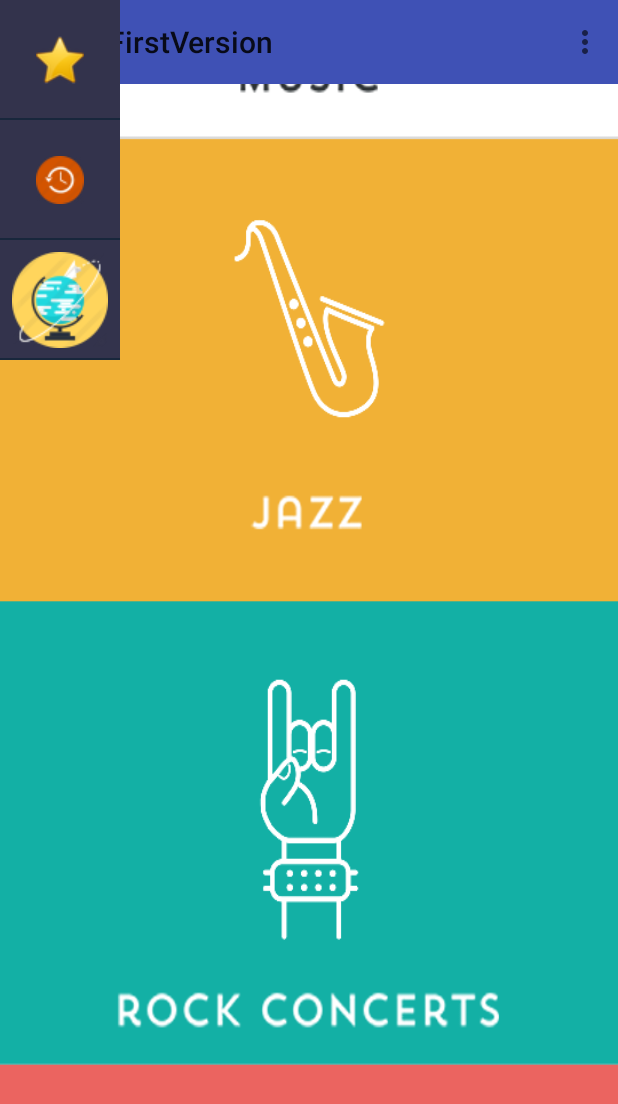
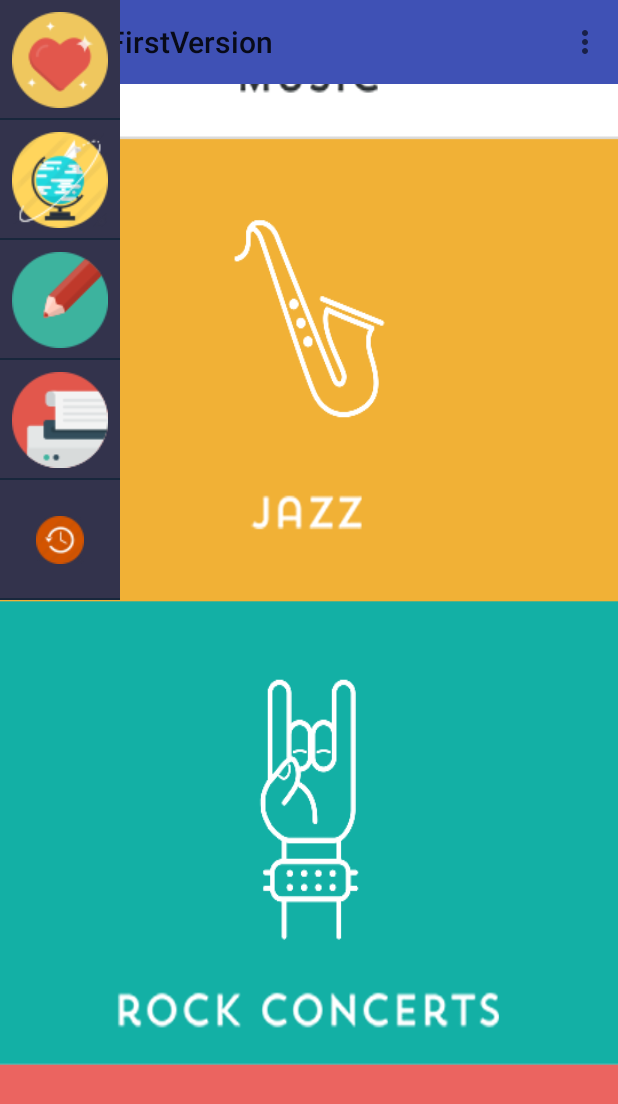
Before and after one commit to ZPI2017/FirstVersion2, an Android app: the screen it shows after launch (MainActivity), with the side drawer open, on a phone screen of 412 x 824 dp. Shown: the top 1104 px of the screen. Run offline under Robolectric (Android 15) with nearby library versions, the phone set to English and light mode, and no system bars; plain views replace RevealFrameLayout.

Commit message:
dodanie ikon do menu

```diff
--- a/app/src/main/java/zpi/lyjak/anna/MainActivity.java
+++ b/app/src/main/java/zpi/lyjak/anna/MainActivity.java
@@ -70,14 +70,20 @@ public class MainActivity extends AppCompatActivity implements ViewAnimator.View
     }
 
     private void createMenuList() {
-        SlideMenuItem recomendedTrips = new SlideMenuItem("Recomended Trips", R.drawable.star_icon);
+        SlideMenuItem recomendedTrips = new SlideMenuItem("Recomended Trips", R.drawable.heart);
         list.add(recomendedTrips);
-
-        SlideMenuItem menuItem8 = new SlideMenuItem("Trip History", R.drawable.history_icon);
-        list.add(menuItem8);
 
         SlideMenuItem mapOpen = new SlideMenuItem("Map", R.drawable.mapiconmini);
         list.add(mapOpen);
+
+        SlideMenuItem addTrip = new SlideMenuItem("Add Trips", R.drawable.create);
+        list.add(addTrip);
+
+        SlideMenuItem details = new SlideMenuItem("Details", R.drawable.details);
+        list.add(details);
+
+        SlideMenuItem history = new SlideMenuItem("Trip History", R.drawable.history_icon);
+        list.add(history);
     }
 
     private void setActionBar() {
@@ -143,12 +149,6 @@ public class MainActivity extends AppCompatActivity implements ViewAnimator.View
             case R.id.action_map:
                 startActivity(new Intent(this, MapsMainActivity.class));
                 return true;
-            case R.id.action_create_trip:
-                startActivity(new Intent(this, CreateTripActivity.class));
-                return  true;
-            case R.id.action_show_atrakcje:
-                startActivity(new Intent(this, ShowAtrakcje.class));
-                return  true;
             default:
                 return super.onOptionsItemSelected(item);
         }
@@ -187,6 +187,12 @@ public class MainActivity extends AppCompatActivity implements ViewAnimator.View
             case "Map":
                 startActivity(new Intent(this, MapsMainActivity.class));
                 return screenShotable;
+            case "Add Trips":
+                startActivity(new Intent(this, CreateTripActivity.class));
+                return screenShotable;
+            case "Details":
+                startActivity(new Intent(this, ShowAtrakcje.class));
+                return screenShotable;
             default:
                 return replaceFragment(screenShotable, position);
         }
--- a/app/src/main/res/menu/menu_main.xml
+++ b/app/src/main/res/menu/menu_main.xml
@@ -7,14 +7,4 @@
         android:orderInCategory="100"
         android:title="@string/action_settings"
         app:showAsAction="never" />
-    <item
-        android:id="@+id/action_create_trip"
-        android:orderInCategory="100"
-        android:title="Utwórz wycieczkę"
-        app:showAsAction="never" />
-    <item
-        android:id="@+id/action_show_atrakcje"
-        android:orderInCategory="100"
-        android:title="Szczególy atrakcji"
-        app:showAsAction="never" />
 </menu>
```
Also changed, not shown: app/src/main/res/drawable/create.png (added), app/src/main/res/drawable/details.png (added), app/src/main/res/drawable/heart.png (added).
